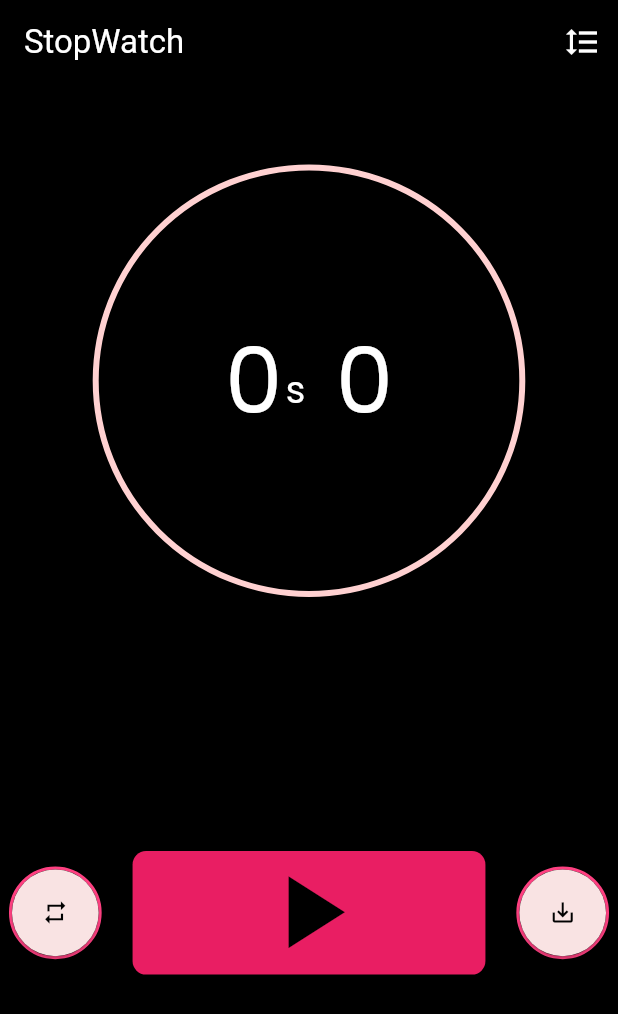
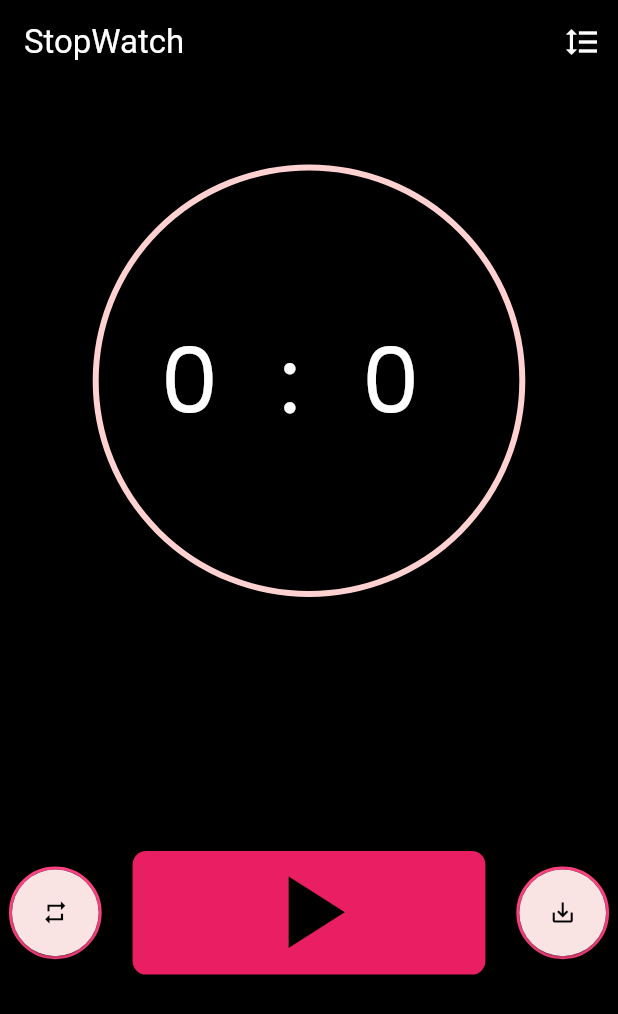
Before and after one commit to sarwataijaz/stopwatch, a Flutter app: the screen it shows after launch, after a tap on the "repeat" icon, on a phone screen of 412 x 824 dp. Shown: the top 1014 px of the screen. Run offline on Flutter 3.47's test engine with Material 3 defaults, Android fonts, the phone set to English and light mode, and no system bars; our stand-ins replace google_fonts, responsive_sizer.

Commit message:
elapse and font change remaining

```diff
--- a/lib/main.dart
+++ b/lib/main.dart
@@ -55,7 +55,7 @@ class MyHomePage extends StatefulWidget {
 
 class _MyHomePageState extends State<MyHomePage> {
   bool _isPaused = false;
-  bool _isReset = false;
+  bool one_nine = true;
 
   Timer? timer_sec;
   Timer? timer_millisec;
@@ -79,12 +79,15 @@ class _MyHomePageState extends State<MyHomePage> {
     if (!_isPaused) {
       timer_millisec = Timer.periodic(Duration(milliseconds: 1), (timer) {
         milliseconds++;
+
           _millisecondsController.sink.add(milliseconds);
+
 
         // Check if milliseconds reach 100 (1 second)
         if (milliseconds == 100) {
           milliseconds = 0; // Reset milliseconds
           seconds++;
+
           _secondStreamController.sink.add(seconds); // Update seconds stream
         }
       });
@@ -110,7 +113,7 @@ class _MyHomePageState extends State<MyHomePage> {
       timer_sec?.cancel(); // Cancel the second timer
 
       // Reset the streams
-      _millisecondsController.sink.add(0);
+      _millisecondsController.sink.add(00);
       _secondStreamController.sink.add(0);
     });
   }
@@ -170,6 +173,22 @@ class _MyHomePageState extends State<MyHomePage> {
                 child: Row(
                   mainAxisAlignment: MainAxisAlignment.center,
                   children: [
+                    // if (one_nine)
+                    //   Padding(
+                    //     padding: EdgeInsets.only(left:10.sp),
+                    //     child: Text(
+                    //       "0",
+                    //       style: GoogleFonts.poppins(
+                    //         textStyle: TextStyle(
+                    //           color: Colors.white,
+                    //           fontSize: 32.sp,
+                    //         ),
+                    //       ),
+                    //     ),
+                    //   ),
+                    SizedBox(
+                      width: 10.w,
+                    ),
                     StreamBuilder<int>(
                       stream: _secondStreamController.stream,
                       builder: (context, snapshot) {
@@ -181,7 +200,7 @@ class _MyHomePageState extends State<MyHomePage> {
                               'Error: ${snapshot.error}'); // Display an error message if an error occurs.
                         } else if (!snapshot.hasData) {
                           return Text(
-                              '0',
+                            '00',
                             style: GoogleFonts.poppins(
                               textStyle: TextStyle(
                                 color: Colors.white,
@@ -203,25 +222,20 @@ class _MyHomePageState extends State<MyHomePage> {
                         }
                       },
                     ),
-
                     SizedBox(
-                       width: 2,
+                      width: 10.w,
                     ),
-                    Padding(
-                      padding: EdgeInsets.only(top:12.0),
-                      child: Text(
-                        's',
+                    Text(
+                      ':',
                       style: GoogleFonts.poppins(
                         textStyle: TextStyle(
                           color: Colors.white,
-                            fontSize: 25,
-
-                          ),
+                          fontSize: 32.sp,
                         ),
                       ),
                     ),
                     SizedBox(
-                      width: 20,
+                      width: 10.w,
                     ),
                     StreamBuilder<int>(
                       stream: _millisecondsController.stream,
@@ -233,23 +247,27 @@ class _MyHomePageState extends State<MyHomePage> {
                           return Text(
                               'Error: ${snapshot.error}'); // Display an error message if an error occurs.
                         } else if (!snapshot.hasData) {
-                          return Text(
-                            '0',
+                          return Expanded(
+                            child: Text(
+                              '00',
                               style: GoogleFonts.poppins(
                                 textStyle: TextStyle(
                                   color: Colors.white,
                                   fontSize: 32.sp,
                                 ),
                               ),
+                            ),
                           ); // Display a message when no data is available.
                         } else {
                           milliseconds = snapshot.data!;
-                          return Text(
+                          return Expanded(
+                            child: Text(
                               '${snapshot.data}',
                               style: GoogleFonts.poppins(
                                 textStyle: TextStyle(
                                   color: Colors.white,
                                   fontSize: 32.sp,
+                                ),
                               ),
                             ),
                           ); // Display the latest number when data is available.
```
Lines whose indentation alone changed are shown as unchanged.
